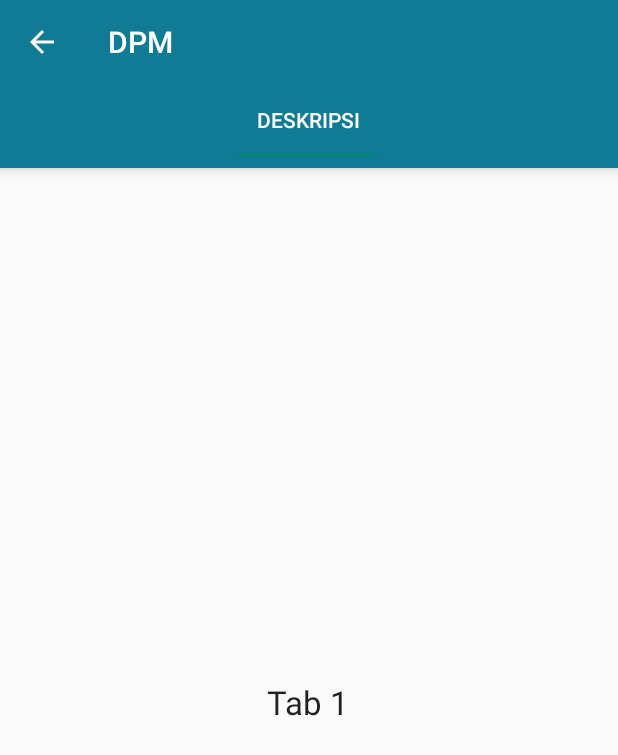
After one commit to khusika/khusika_apps_rajabrawijaya, an Android app: the DPMActivity screen opened directly, with no data from a screen before it, on a phone screen of 412 x 824 dp. The commit adds this screen. Shown: the top 755 px of the screen. Run offline under Robolectric (Android 15) with nearby library versions, the phone set to English and light mode, and no system bars.

Commit message:
[WIP]Add content into each LKM

```diff
--- /dev/null
+++ b/app/src/main/java/com/khusika/rajabrawijaya/activities/DPMActivity.java
@@ -0,0 +1,73 @@
+package com.khusika.rajabrawijaya.activities;
+
+import android.content.Intent;
+import android.os.Bundle;
+import android.support.design.widget.TabLayout;
+import android.support.v4.view.ViewPager;
+import android.support.v7.app.AppCompatActivity;
+import android.support.v7.widget.Toolbar;
+import android.view.View;
+
+import com.khusika.rajabrawijaya.MainActivity;
+import com.khusika.rajabrawijaya.R;
+import com.khusika.rajabrawijaya.adapters.DPMPagerAdapter;
+
+/**
+ * Created by khusika on 11/07/17.
+ */
+
+public class DPMActivity extends AppCompatActivity {
+
+    private Toolbar toolbar;
+    private Intent i;
+
+    @Override
+    protected void onCreate(Bundle savedInstanceState) {
+        super.onCreate(savedInstanceState);
+        setContentView(R.layout.activity_dpm);
+        toolbar = (Toolbar) findViewById(R.id.dpm_toolbar);
+        setupToolbar();
+
+        TabLayout tabLayout = (TabLayout) findViewById(R.id.dpm_tablayout);
+        tabLayout.addTab(tabLayout.newTab().setText(getString(R.string.tab1)));
+        tabLayout.setTabGravity(TabLayout.GRAVITY_FILL);
+
+        final ViewPager viewPager = (ViewPager) findViewById(R.id.dpm_pager);
+        final DPMPagerAdapter adapter = new DPMPagerAdapter
+                (getSupportFragmentManager(), tabLayout.getTabCount());
+        viewPager.setAdapter(adapter);
+        viewPager.addOnPageChangeListener(new TabLayout.TabLayoutOnPageChangeListener(tabLayout));
+        tabLayout. addOnTabSelectedListener(new TabLayout.OnTabSelectedListener() {
+            @Override
+            public void onTabSelected(TabLayout.Tab tab) {
+                viewPager.setCurrentItem(tab.getPosition());
+            }
+
+            @Override
+            public void onTabUnselected(TabLayout.Tab tab) {
+
+            }
+
+            @Override
+            public void onTabReselected(TabLayout.Tab tab) {
+
+            }
+        });
+    }
+    private void setupToolbar(){
+        toolbar.setTitle(getString(R.string.dpm_title));
+        setSupportActionBar(toolbar);
+        if (getSupportActionBar() !=null){
+            getSupportActionBar().setDisplayHomeAsUpEnabled(true);
+            getSupportActionBar().setDisplayShowHomeEnabled(true);
+        }
+        toolbar.setNavigationOnClickListener(new View.OnClickListener() {
+            @Override
+            public void onClick(View view) {
+                i = new Intent(DPMActivity.this, MainActivity.class);
+                i.setFlags(Intent.FLAG_ACTIVITY_CLEAR_TOP);
+                startActivity(i);
+            }
+        });
+    }
+}
--- /dev/null
+++ b/app/src/main/java/com/khusika/rajabrawijaya/adapters/DPMPagerAdapter.java
@@ -0,0 +1,37 @@
+package com.khusika.rajabrawijaya.adapters;
+
+import android.support.v4.app.Fragment;
+import android.support.v4.app.FragmentManager;
+import android.support.v4.app.FragmentStatePagerAdapter;
+
+import com.khusika.rajabrawijaya.fragments.DPMTabFragment1;
+
+/**
+ * Created by khusika on 11/07/17.
+ */
+
+public class DPMPagerAdapter extends FragmentStatePagerAdapter {
+    int mNumOfTabs;
+
+    public DPMPagerAdapter(FragmentManager fm, int NumOfTabs) {
+        super(fm);
+        this.mNumOfTabs = NumOfTabs;
+    }
+
+    @Override
+    public Fragment getItem(int position) {
+
+        switch (position) {
+            case 0:
+                DPMTabFragment1 tab1 = new DPMTabFragment1();
+                return tab1;
+            default:
+                return null;
+        }
+    }
+
+    @Override
+    public int getCount() {
+        return mNumOfTabs;
+    }
+}
--- /dev/null
+++ b/app/src/main/java/com/khusika/rajabrawijaya/fragments/DPMTabFragment1.java
@@ -0,0 +1,21 @@
+package com.khusika.rajabrawijaya.fragments;
+
+import android.os.Bundle;
+import android.support.v4.app.Fragment;
+import android.view.LayoutInflater;
+import android.view.View;
+import android.view.ViewGroup;
+
+import com.khusika.rajabrawijaya.R;
+
+/**
+ * Created by khusika on 11/07/17.
+ */
+
+public class DPMTabFragment1 extends Fragment {
+
+    @Override
+    public View onCreateView(LayoutInflater inflater, ViewGroup container, Bundle savedInstanceState) {
+        return inflater.inflate(R.layout.dpm_tabfragment1, container, false);
+    }
+}
--- /dev/null
+++ b/app/src/main/res/layout/activity_dpm.xml
@@ -0,0 +1,36 @@
+<RelativeLayout
+    xmlns:android="http://schemas.android.com/apk/res/android"
+    xmlns:app="http://schemas.android.com/apk/res-auto"
+    xmlns:tools="http://schemas.android.com/tools"
+    android:layout_width="match_parent"
+    android:layout_height="match_parent"
+    tools:context=".activities.DPMActivity">
+
+    <android.support.v7.widget.Toolbar
+        android:id="@+id/dpm_toolbar"
+        android:layout_width="match_parent"
+        android:layout_height="wrap_content"
+        android:layout_alignParentTop="true"
+        android:background="?attr/colorPrimary"
+        android:elevation="6dp"
+        android:minHeight="?attr/actionBarSize"
+        android:theme="@style/ThemeOverlay.AppCompat.Dark.ActionBar"
+        app:popupTheme="@style/ThemeOverlay.AppCompat.Light"/>
+
+    <android.support.design.widget.TabLayout
+        android:id="@+id/dpm_tablayout"
+        android:layout_width="match_parent"
+        android:layout_height="wrap_content"
+        android:layout_below="@+id/dpm_toolbar"
+        android:background="?attr/colorPrimary"
+        android:elevation="6dp"
+        android:minHeight="?attr/actionBarSize"
+        android:theme="@style/ThemeOverlay.AppCompat.Dark.ActionBar"/>
+
+    <android.support.v4.view.ViewPager
+        android:id="@+id/dpm_pager"
+        android:layout_width="match_parent"
+        android:layout_height="fill_parent"
+        android:layout_below="@id/dpm_tablayout"/>
+
+</RelativeLayout>
--- /dev/null
+++ b/app/src/main/res/layout/dpm_tabfragment1.xml
@@ -0,0 +1,15 @@
+<?xml version="1.0" encoding="utf-8"?>
+<RelativeLayout xmlns:android="http://schemas.android.com/apk/res/android"
+    android:layout_width="match_parent"
+    android:layout_height="match_parent"
+    android:orientation="vertical">
+
+    <TextView
+        android:id="@+id/textView"
+        android:layout_width="wrap_content"
+        android:layout_height="wrap_content"
+        android:layout_centerInParent="true"
+        android:text="Tab 1"
+        android:textAppearance="?android:attr/textAppearanceLarge"/>
+
+</RelativeLayout>
--- a/app/src/main/res/values/strings.xml
+++ b/app/src/main/res/values/strings.xml
@@ -11,4 +11,8 @@
     <string name="pbpk_title">PBPK</string>
     <string name="pk2mu_title">PK2MU</string>
     <string name="ohlkm_title">OH LKM</string>
+    <string name="em_title">EM</string>
+    <string name="dpm_title">DPM</string>
+    <string name="km_title">Kongres Mahasiswa</string>
+    <string name="tab1">DESKRIPSI</string>
 </resources>
```
Also changed, not shown: app/src/main/AndroidManifest.xml (+9 -0 lines), app/src/main/java/com/khusika/rajabrawijaya/activities/EMActivity.java (added, +73 -0 lines), app/src/main/java/com/khusika/rajabrawijaya/activities/KMActivity.java (added, +73 -0 lines), app/src/main/java/com/khusika/rajabrawijaya/activities/OHLKMActivity.java (+25 -1 lines), app/src/main/java/com/khusika/rajabrawijaya/adapters/EMPagerAdapter.java (added, +37 -0 lines), app/src/main/java/com/khusika/rajabrawijaya/adapters/KMPagerAdapter.java (added, +37 -0 lines), app/src/main/java/com/khusika/rajabrawijaya/fragments/EMTabFragment1.java (added, +21 -0 lines), app/src/main/java/com/khusika/rajabrawijaya/fragments/KMTabFragment1.java (added, +21 -0 lines), app/src/main/res/layout/activity_em.xml (added, +36 -0 lines), app/src/main/res/layout/activity_km.xml (added, +36 -0 lines), app/src/main/res/layout/em_tabfragment1.xml (added, +15 -0 lines), app/src/main/res/layout/km_tabfragment1.xml (added, +15 -0 lines).
